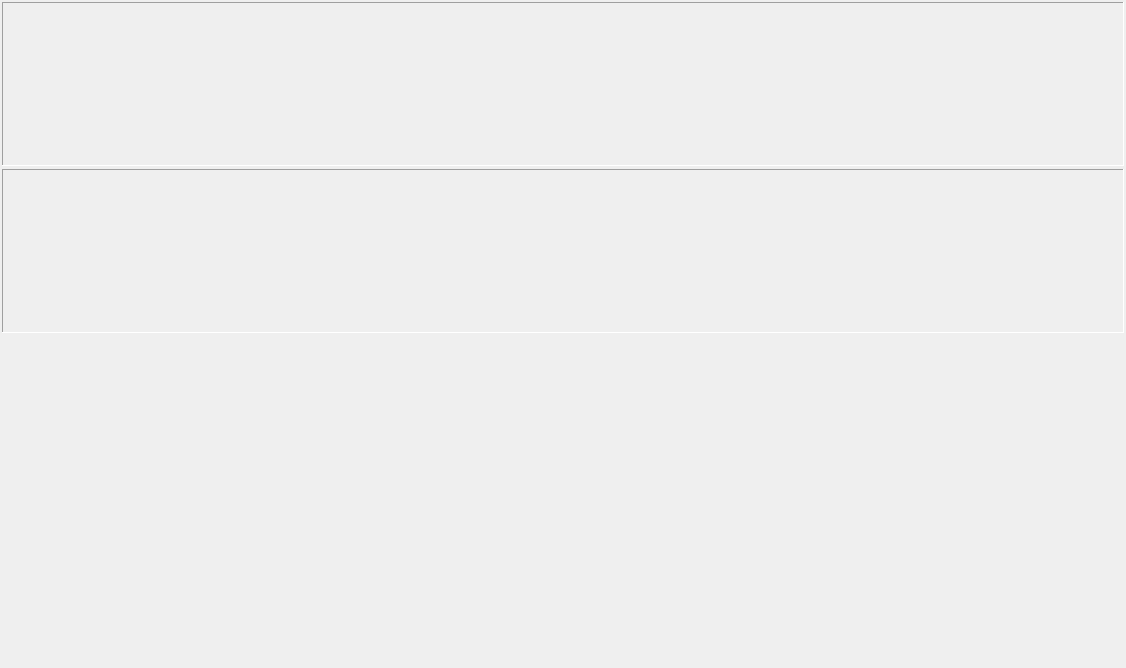
The window that metodics/dynamic_tests/evolventa/evolventavisualize.ui (grigp/a-analyser) describes before a commit, drawn with Qt 5.
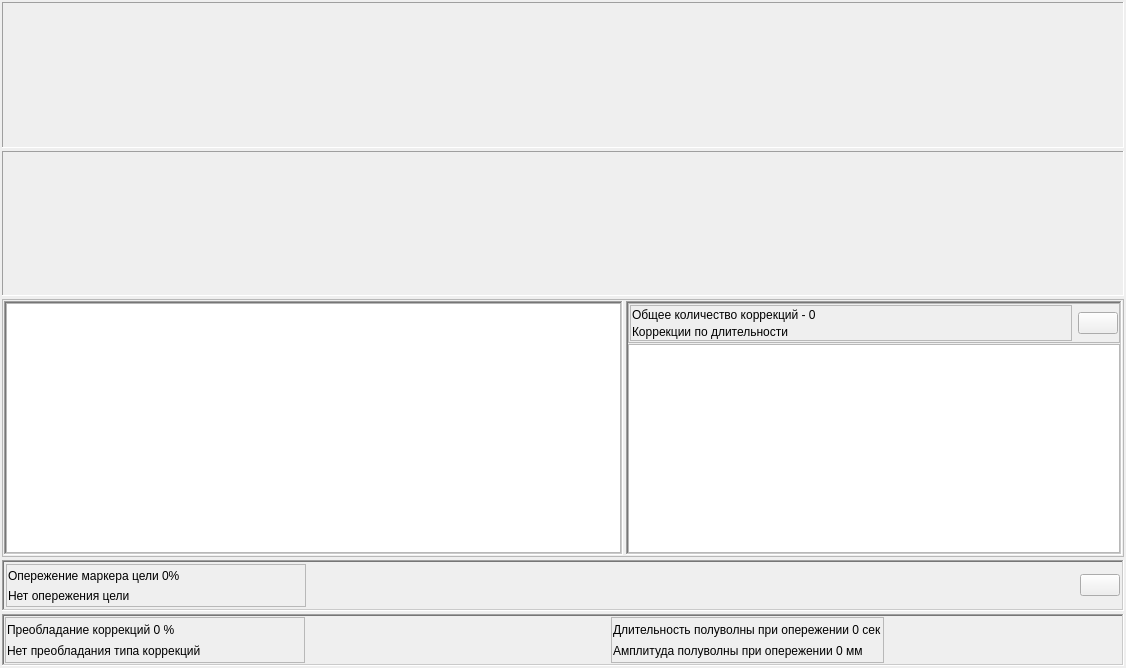
The same window after the commit. Icons and pictures are not drawn. Custom widgets are drawn as their Qt base class.

What changed in the file:
```diff
--- a/metodics/dynamic_tests/evolventa/evolventavisualize.ui
+++ b/metodics/dynamic_tests/evolventa/evolventavisualize.ui
@@ -31,6 +31,12 @@
    </property>
    <item>
     <widget class="QFrame" name="frGraphs">
+     <property name="sizePolicy">
+      <sizepolicy hsizetype="Preferred" vsizetype="Preferred">
+       <horstretch>0</horstretch>
+       <verstretch>4</verstretch>
+      </sizepolicy>
+     </property>
      <property name="frameShape">
       <enum>QFrame::NoFrame</enum>
      </property>
@@ -78,7 +84,20 @@
           <number>0</number>
          </property>
          <item>
-          <widget class="AreaGraph" name="wgtGraphX" native="true"/>
+          <widget class="AreaGraph" name="wgtGraphX" native="true">
+           <property name="sizePolicy">
+            <sizepolicy hsizetype="Preferred" vsizetype="Preferred">
+             <horstretch>0</horstretch>
+             <verstretch>0</verstretch>
+            </sizepolicy>
+           </property>
+           <property name="minimumSize">
+            <size>
+             <width>0</width>
+             <height>0</height>
+            </size>
+           </property>
+          </widget>
          </item>
         </layout>
        </widget>
@@ -108,7 +127,20 @@
           <number>0</number>
          </property>
          <item>
-          <widget class="AreaGraph" name="wgtGraphY" native="true"/>
+          <widget class="AreaGraph" name="wgtGraphY" native="true">
+           <property name="sizePolicy">
+            <sizepolicy hsizetype="Preferred" vsizetype="Preferred">
+             <horstretch>0</horstretch>
+             <verstretch>0</verstretch>
+            </sizepolicy>
+           </property>
+           <property name="minimumSize">
+            <size>
+             <width>0</width>
+             <height>0</height>
+            </size>
+           </property>
+          </widget>
          </item>
         </layout>
        </widget>
@@ -118,12 +150,552 @@
    </item>
    <item>
     <widget class="QFrame" name="frFactors">
+     <property name="sizePolicy">
+      <sizepolicy hsizetype="Preferred" vsizetype="Preferred">
+       <horstretch>0</horstretch>
+       <verstretch>5</verstretch>
+      </sizepolicy>
+     </property>
+     <property name="minimumSize">
+      <size>
+       <width>0</width>
+       <height>0</height>
+      </size>
+     </property>
      <property name="frameShape">
       <enum>QFrame::NoFrame</enum>
      </property>
      <property name="frameShadow">
       <enum>QFrame::Raised</enum>
      </property>
+     <layout class="QVBoxLayout" name="verticalLayout_5">
+      <property name="spacing">
+       <number>3</number>
+      </property>
+      <property name="leftMargin">
+       <number>1</number>
+      </property>
+      <property name="topMargin">
+       <number>1</number>
+      </property>
+      <property name="rightMargin">
+       <number>1</number>
+      </property>
+      <property name="bottomMargin">
+       <number>1</number>
+      </property>
+      <item>
+       <widget class="QFrame" name="frTables">
+        <property name="sizePolicy">
+         <sizepolicy hsizetype="Preferred" vsizetype="Preferred">
+          <horstretch>0</horstretch>
+          <verstretch>10</verstretch>
+         </sizepolicy>
+        </property>
+        <property name="frameShape">
+         <enum>QFrame::StyledPanel</enum>
+        </property>
+        <property name="frameShadow">
+         <enum>QFrame::Raised</enum>
+        </property>
+        <layout class="QHBoxLayout" name="horizontalLayout">
+         <property name="spacing">
+          <number>3</number>
+         </property>
+         <property name="leftMargin">
+          <number>1</number>
+         </property>
+         <property name="topMargin">
+          <number>1</number>
+         </property>
+         <property name="rightMargin">
+          <number>1</number>
+         </property>
+         <property name="bottomMargin">
+          <number>1</number>
+         </property>
+         <item>
+          <widget class="QFrame" name="frMainFactors">
+           <property name="sizePolicy">
+            <sizepolicy hsizetype="Preferred" vsizetype="Preferred">
+             <horstretch>5</horstretch>
+             <verstretch>0</verstretch>
+            </sizepolicy>
+           </property>
+           <property name="frameShape">
+            <enum>QFrame::WinPanel</enum>
+           </property>
+           <property name="frameShadow">
+            <enum>QFrame::Sunken</enum>
+           </property>
+           <layout class="QVBoxLayout" name="verticalLayout_6">
+            <property name="spacing">
+             <number>0</number>
+            </property>
+            <property name="leftMargin">
+             <number>0</number>
+            </property>
+            <property name="topMargin">
+             <number>0</number>
+            </property>
+            <property name="rightMargin">
+             <number>0</number>
+            </property>
+            <property name="bottomMargin">
+             <number>0</number>
+            </property>
+            <item>
+             <widget class="QTreeView" name="tvMainFactors"/>
+            </item>
+           </layout>
+          </widget>
+         </item>
+         <item>
+          <widget class="QFrame" name="frKorrectionFactors">
+           <property name="sizePolicy">
+            <sizepolicy hsizetype="Preferred" vsizetype="Preferred">
+             <horstretch>4</horstretch>
+             <verstretch>0</verstretch>
+            </sizepolicy>
+           </property>
+           <property name="frameShape">
+            <enum>QFrame::WinPanel</enum>
+           </property>
+           <property name="frameShadow">
+            <enum>QFrame::Sunken</enum>
+           </property>
+           <layout class="QVBoxLayout" name="verticalLayout_7">
+            <property name="spacing">
+             <number>1</number>
+            </property>
+            <property name="leftMargin">
+             <number>0</number>
+            </property>
+            <property name="topMargin">
+             <number>0</number>
+            </property>
+            <property name="rightMargin">
+             <number>0</number>
+            </property>
+            <property name="bottomMargin">
+             <number>0</number>
+            </property>
+            <item>
+             <widget class="QFrame" name="frKorrectionFactorsTitle">
+              <property name="minimumSize">
+               <size>
+                <width>0</width>
+                <height>40</height>
+               </size>
+              </property>
+              <property name="frameShape">
+               <enum>QFrame::StyledPanel</enum>
+              </property>
+              <property name="frameShadow">
+               <enum>QFrame::Raised</enum>
+              </property>
+              <layout class="QHBoxLayout" name="horizontalLayout_2">
+               <property name="leftMargin">
+                <number>1</number>
+               </property>
+               <property name="topMargin">
+                <number>1</number>
+               </property>
+               <property name="rightMargin">
+                <number>1</number>
+               </property>
+               <property name="bottomMargin">
+                <number>1</number>
+               </property>
+               <item>
+                <widget class="QFrame" name="frKorrectionFactorsTitleLabels">
+                 <property name="frameShape">
+                  <enum>QFrame::StyledPanel</enum>
+                 </property>
+                 <property name="frameShadow">
+                  <enum>QFrame::Raised</enum>
+                 </property>
+                 <layout class="QVBoxLayout" name="verticalLayout_8">
+                  <property name="spacing">
+                   <number>2</number>
+                  </property>
+                  <property name="leftMargin">
+                   <number>1</number>
+                  </property>
+                  <property name="topMargin">
+                   <number>1</number>
+                  </property>
+                  <property name="rightMargin">
+                   <number>1</number>
+                  </property>
+                  <property name="bottomMargin">
+                   <number>1</number>
+                  </property>
+                  <item>
+                   <widget class="QLabel" name="lblCorrectionsCounnt">
+                    <property name="text">
+                     <string>Общее количество коррекций - 0</string>
+                    </property>
+                   </widget>
+                  </item>
+                  <item>
+                   <widget class="QLabel" name="lblKorrectionTableTitle">
+                    <property name="text">
+                     <string>Коррекции по длительности</string>
+                    </property>
+                   </widget>
+                  </item>
+                 </layout>
+                </widget>
+               </item>
+               <item>
+                <widget class="QPushButton" name="btnSaveFactors">
+                 <property name="sizePolicy">
+                  <sizepolicy hsizetype="Fixed" vsizetype="Fixed">
+                   <horstretch>0</horstretch>
+                   <verstretch>0</verstretch>
+                  </sizepolicy>
+                 </property>
+                 <property name="text">
+                  <string/>
+                 </property>
+                 <property name="icon">
+                  <iconset resource="../../../kernel.qrc">
+                   <normaloff>:/images/Save.png</normaloff>:/images/Save.png</iconset>
+                 </property>
+                </widget>
+               </item>
+              </layout>
+             </widget>
+            </item>
+            <item>
+             <widget class="QTreeView" name="tvKorrectionFactors"/>
+            </item>
+           </layout>
+          </widget>
+         </item>
+        </layout>
+       </widget>
+      </item>
+      <item>
+       <widget class="QFrame" name="frOutrunning">
+        <property name="sizePolicy">
+         <sizepolicy hsizetype="Preferred" vsizetype="Preferred">
+          <horstretch>0</horstretch>
+          <verstretch>2</verstretch>
+         </sizepolicy>
+        </property>
+        <property name="maximumSize">
+         <size>
+          <width>16777215</width>
+          <height>70</height>
+         </size>
+        </property>
+        <property name="frameShape">
+         <enum>QFrame::WinPanel</enum>
+        </property>
+        <property name="frameShadow">
+         <enum>QFrame::Sunken</enum>
+        </property>
+        <layout class="QHBoxLayout" name="horizontalLayout_3">
+         <property name="spacing">
+          <number>3</number>
+         </property>
+         <property name="leftMargin">
+          <number>2</number>
+         </property>
+         <property name="topMargin">
+          <number>2</number>
+         </property>
+         <property name="rightMargin">
+          <number>2</number>
+         </property>
+         <property name="bottomMargin">
+          <number>2</number>
+         </property>
+         <item>
+          <widget class="QFrame" name="frOutrunningText">
+           <property name="sizePolicy">
+            <sizepolicy hsizetype="Fixed" vsizetype="Preferred">
+             <horstretch>0</horstretch>
+             <verstretch>0</verstretch>
+            </sizepolicy>
+           </property>
+           <property name="minimumSize">
+            <size>
+             <width>300</width>
+             <height>0</height>
+            </size>
+           </property>
+           <property name="maximumSize">
+            <size>
+             <width>300</width>
+             <height>16777215</height>
+            </size>
+           </property>
+           <property name="frameShape">
+            <enum>QFrame::StyledPanel</enum>
+           </property>
+           <property name="frameShadow">
+            <enum>QFrame::Raised</enum>
+           </property>
+           <layout class="QVBoxLayout" name="verticalLayout_9">
+            <property name="spacing">
+             <number>1</number>
+            </property>
+            <property name="leftMargin">
+             <number>1</number>
+            </property>
+            <property name="topMargin">
+             <number>1</number>
+            </property>
+            <property name="rightMargin">
+             <number>1</number>
+            </property>
+            <property name="bottomMargin">
+             <number>1</number>
+            </property>
+            <item>
+             <widget class="QLabel" name="lblOutrunningValue">
+              <property name="text">
+               <string>Опережение маркера цели 0%</string>
+              </property>
+             </widget>
+            </item>
+            <item>
+             <widget class="QLabel" name="lblOutrunningResume">
+              <property name="text">
+               <string>Нет опережения цели</string>
+              </property>
+             </widget>
+            </item>
+           </layout>
+          </widget>
+         </item>
+         <item>
+          <widget class="DualStateDiagram" name="wgtOutrunningDiag" native="true">
+           <property name="sizePolicy">
+            <sizepolicy hsizetype="Fixed" vsizetype="Preferred">
+             <horstretch>0</horstretch>
+             <verstretch>0</verstretch>
+            </sizepolicy>
+           </property>
+           <property name="minimumSize">
+            <size>
+             <width>300</width>
+             <height>0</height>
+            </size>
+           </property>
+           <property name="maximumSize">
+            <size>
+             <width>300</width>
+             <height>16777215</height>
+            </size>
+           </property>
+          </widget>
+         </item>
+         <item>
+          <spacer name="horizontalSpacer">
+           <property name="orientation">
+            <enum>Qt::Horizontal</enum>
+           </property>
+           <property name="sizeHint" stdset="0">
+            <size>
+             <width>40</width>
+             <height>20</height>
+            </size>
+           </property>
+          </spacer>
+         </item>
+         <item>
+          <widget class="QPushButton" name="btnSave">
+           <property name="sizePolicy">
+            <sizepolicy hsizetype="Fixed" vsizetype="Fixed">
+             <horstretch>0</horstretch>
+             <verstretch>0</verstretch>
+            </sizepolicy>
+           </property>
+           <property name="text">
+            <string/>
+           </property>
+           <property name="icon">
+            <iconset resource="../../../kernel.qrc">
+             <normaloff>:/images/Save.png</normaloff>:/images/Save.png</iconset>
+           </property>
+          </widget>
+         </item>
+        </layout>
+       </widget>
+      </item>
+      <item>
+       <widget class="QFrame" name="frCorrectionDominance">
+        <property name="sizePolicy">
+         <sizepolicy hsizetype="Preferred" vsizetype="Preferred">
+          <horstretch>0</horstretch>
+          <verstretch>2</verstretch>
+         </sizepolicy>
+        </property>
+        <property name="maximumSize">
+         <size>
+          <width>16777215</width>
+          <height>70</height>
+         </size>
+        </property>
+        <property name="frameShape">
+         <enum>QFrame::WinPanel</enum>
+        </property>
+        <property name="frameShadow">
+         <enum>QFrame::Sunken</enum>
+        </property>
+        <layout class="QHBoxLayout" name="horizontalLayout_4">
+         <property name="spacing">
+          <number>3</number>
+         </property>
+         <property name="leftMargin">
+          <number>1</number>
+         </property>
+         <property name="topMargin">
+          <number>1</number>
+         </property>
+         <property name="rightMargin">
+          <number>1</number>
+         </property>
+         <property name="bottomMargin">
+          <number>1</number>
+         </property>
+         <item>
+          <widget class="QFrame" name="frCorrectionDominanceText">
+           <property name="sizePolicy">
+            <sizepolicy hsizetype="Fixed" vsizetype="Preferred">
+             <horstretch>0</horstretch>
+             <verstretch>0</verstretch>
+            </sizepolicy>
+           </property>
+           <property name="minimumSize">
+            <size>
+             <width>300</width>
+             <height>0</height>
+            </size>
+           </property>
+           <property name="maximumSize">
+            <size>
+             <width>300</width>
+             <height>16777215</height>
+            </size>
+           </property>
+           <property name="frameShape">
+            <enum>QFrame::StyledPanel</enum>
+           </property>
+           <property name="frameShadow">
+            <enum>QFrame::Raised</enum>
+           </property>
+           <layout class="QVBoxLayout" name="verticalLayout_10">
+            <property name="spacing">
+             <number>1</number>
+            </property>
+            <property name="leftMargin">
+             <number>1</number>
+            </property>
+            <property name="topMargin">
+             <number>1</number>
+            </property>
+            <property name="rightMargin">
+             <number>1</number>
+            </property>
+            <property name="bottomMargin">
+             <number>1</number>
+            </property>
+            <item>
+             <widget class="QLabel" name="lblCorrectionDominanceCorrectionDominanceValue">
+              <property name="text">
+               <string>Преобладание коррекций 0 %</string>
+              </property>
+             </widget>
+            </item>
+            <item>
+             <widget class="QLabel" name="lblCorrectionDominanceResume">
+              <property name="text">
+               <string>Нет преобладания типа коррекций</string>
+              </property>
+             </widget>
+            </item>
+           </layout>
+          </widget>
+         </item>
+         <item>
+          <widget class="DualStateDiagram" name="wgtCorrectionDominanceDiag" native="true">
+           <property name="sizePolicy">
+            <sizepolicy hsizetype="Fixed" vsizetype="Preferred">
+             <horstretch>30</horstretch>
+             <verstretch>0</verstretch>
+            </sizepolicy>
+           </property>
+           <property name="minimumSize">
+            <size>
+             <width>300</width>
+             <height>0</height>
+            </size>
+           </property>
+          </widget>
+         </item>
+         <item>
+          <widget class="QFrame" name="frCorrectionDominanceFactorsAdv">
+           <property name="frameShape">
+            <enum>QFrame::StyledPanel</enum>
+           </property>
+           <property name="frameShadow">
+            <enum>QFrame::Raised</enum>
+           </property>
+           <layout class="QVBoxLayout" name="verticalLayout_11">
+            <property name="spacing">
+             <number>1</number>
+            </property>
+            <property name="leftMargin">
+             <number>1</number>
+            </property>
+            <property name="topMargin">
+             <number>1</number>
+            </property>
+            <property name="rightMargin">
+             <number>1</number>
+            </property>
+            <property name="bottomMargin">
+             <number>1</number>
+            </property>
+            <item>
+             <widget class="QLabel" name="lblSemiWaveLen">
+              <property name="text">
+               <string>Длительность полуволны при опережении 0 сек</string>
+              </property>
+             </widget>
+            </item>
+            <item>
+             <widget class="QLabel" name="lblSemiWaveAmpl">
+              <property name="text">
+               <string>Амплитуда полуволны при опережении 0 мм</string>
+              </property>
+             </widget>
+            </item>
+           </layout>
+          </widget>
+         </item>
+         <item>
+          <spacer name="horizontalSpacer_2">
+           <property name="orientation">
+            <enum>Qt::Horizontal</enum>
+           </property>
+           <property name="sizeHint" stdset="0">
+            <size>
+             <width>40</width>
+             <height>20</height>
+            </size>
+           </property>
+          </spacer>
+         </item>
+        </layout>
+       </widget>
+      </item>
+     </layout>
     </widget>
    </item>
   </layout>
@@ -135,6 +707,12 @@
    <header location="global">areagraph.h</header>
    <container>1</container>
   </customwidget>
+  <customwidget>
+   <class>DualStateDiagram</class>
+   <extends>QWidget</extends>
+   <header location="global">dualstatediagram.h</header>
+   <container>1</container>
+  </customwidget>
  </customwidgets>
  <resources/>
  <connections/>
```
Left out of the diff: 4 changed lines with no effect on the pictures.
